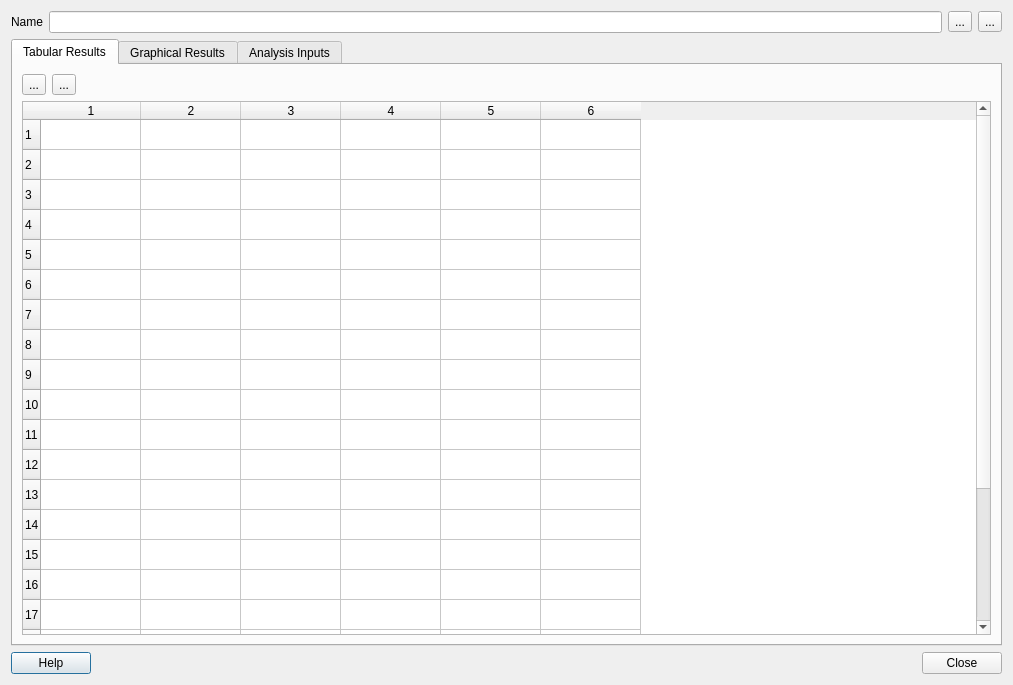
NorthArrowResearch/GCDViewer, file gcd_results_form.ui: the form before one commit.
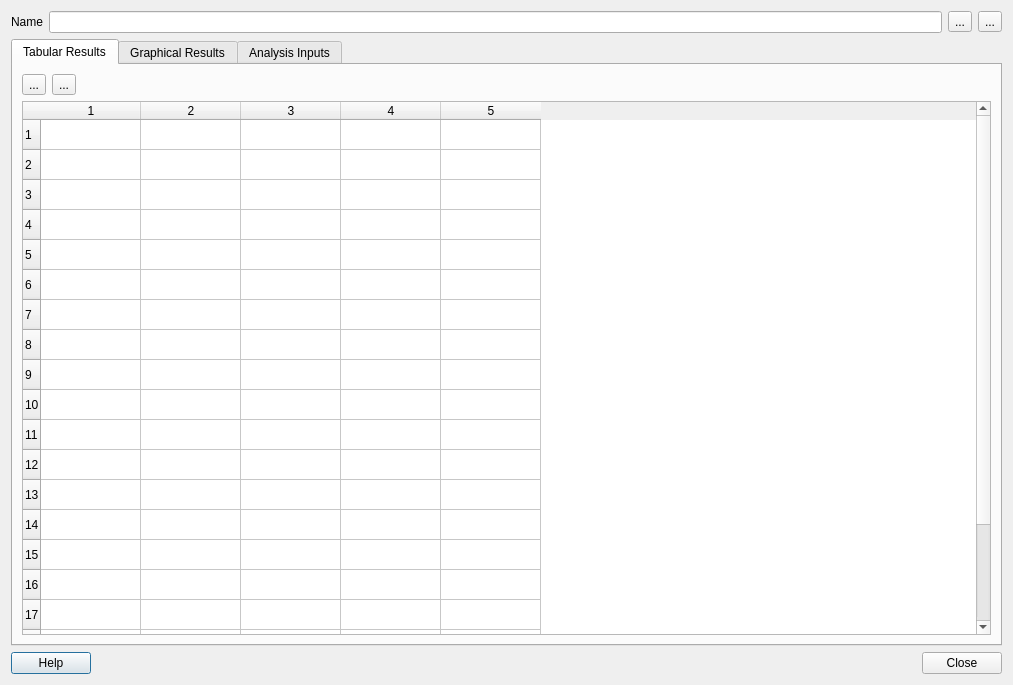
The form after the commit.

Commit message: Minor updates to results table

```diff
--- a/gcd_results_form.ui
+++ b/gcd_results_form.ui
@@ -86,10 +86,10 @@
        <item>
         <widget class="QTableWidget" name="resultsTable">
          <property name="rowCount">
-          <number>23</number>
+          <number>21</number>
          </property>
          <property name="columnCount">
-          <number>6</number>
+          <number>5</number>
          </property>
          <row/>
          <row/>
@@ -112,9 +112,6 @@
          <row/>
          <row/>
          <row/>
-         <row/>
-         <row/>
-         <column/>
          <column/>
          <column/>
          <column/>
```
The commit also changes 2 other files.
